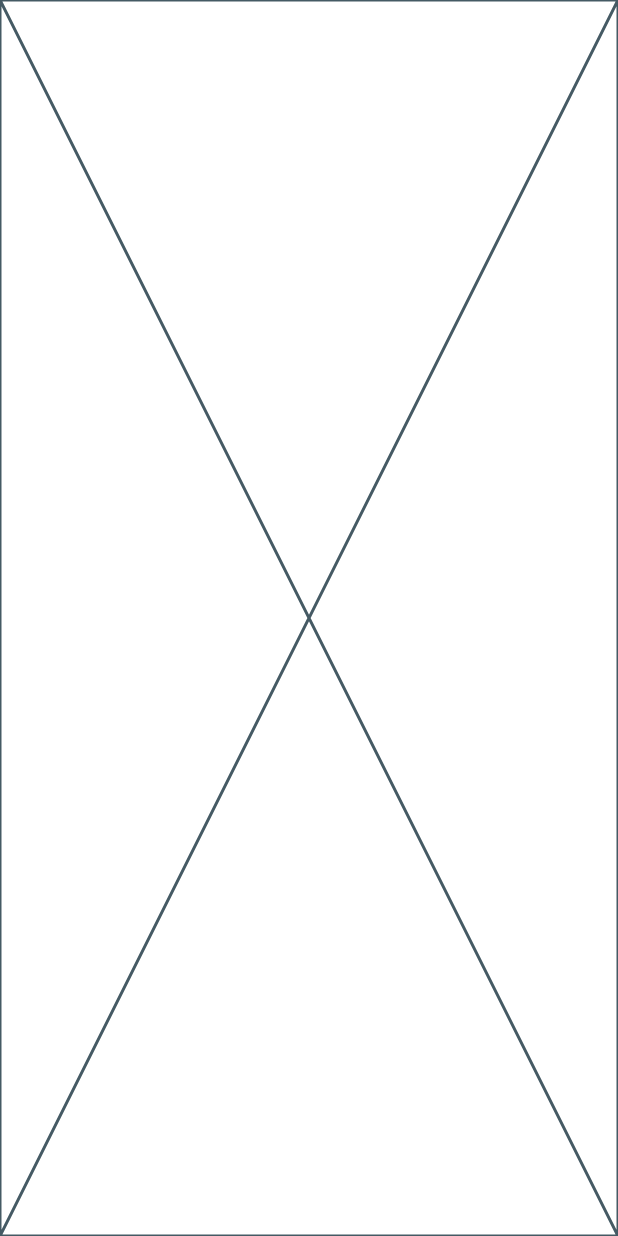
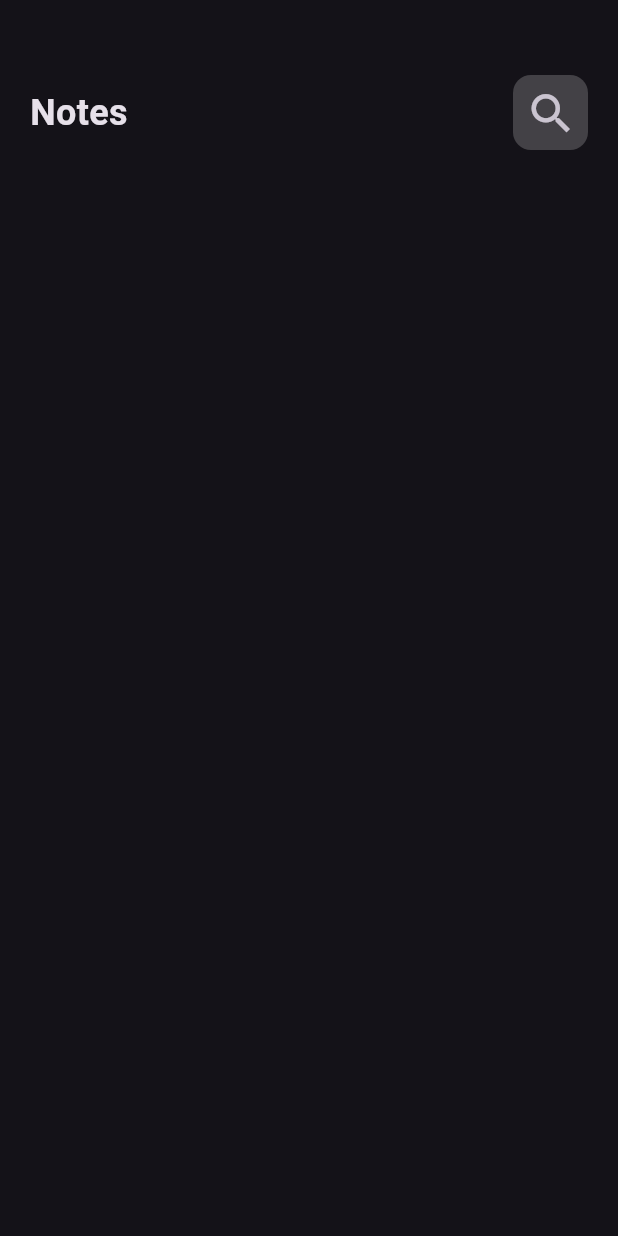
Before and after one commit to KaremTharwat/notes-app, a Flutter app: the screen it shows after launch, on a phone screen of 412 x 824 dp. Run offline on Flutter 3.47's test engine with Material 3 defaults, Android fonts, the phone set to English and light mode, and no system bars.

Commit message:
created custom search view and custom app bar

```diff
--- a/lib/main.dart
+++ b/lib/main.dart
@@ -11,10 +11,10 @@ class MyApp extends StatelessWidget {
   @override
   Widget build(BuildContext context) {
     return MaterialApp(
-      theme: ThemeData(
+        debugShowCheckedModeBanner: false,
+        theme: ThemeData(
           brightness: Brightness.dark,
-          ),
-      home:const NotesView()
-    );
+        ),
+        home: const NotesView());
   }
 }
--- a/lib/views/notes_view.dart
+++ b/lib/views/notes_view.dart
@@ -1,10 +1,11 @@
 import 'package:flutter/material.dart';
+import 'package:notes_app/views/widget/notes_view_body.dart';
 
 class NotesView extends StatelessWidget {
   const NotesView({super.key});
 
   @override
   Widget build(BuildContext context) {
-    return const Placeholder();
+    return const NotesViewBody();
   }
 }
--- /dev/null
+++ b/lib/views/widget/custom_app_bar.dart
@@ -0,0 +1,22 @@
+import 'package:flutter/material.dart';
+import 'package:notes_app/views/widget/custom_search_icon.dart';
+
+class CustomAppBar extends StatelessWidget {
+  const CustomAppBar({
+    super.key,
+  });
+
+  @override
+  Widget build(BuildContext context) {
+    return const Row(
+      children: [
+          Text(
+          "Notes",
+          style: TextStyle(fontSize: 24, fontWeight: FontWeight.bold),
+        ),
+        Spacer(),
+        CustomSearchIcon()
+      ],
+    );
+  }
+}
--- /dev/null
+++ b/lib/views/widget/custom_search_icon.dart
@@ -0,0 +1,24 @@
+import 'package:flutter/material.dart';
+
+class CustomSearchIcon extends StatelessWidget {
+  const CustomSearchIcon({
+    super.key,
+  });
+
+  @override
+  Widget build(BuildContext context) {
+    return Container(
+      height: 50,
+      width: 50,
+      decoration: BoxDecoration(
+        color: Colors.white.withOpacity(0.2),
+        borderRadius: BorderRadius.circular(12),
+      ),
+      child: IconButton(
+        onPressed: () {},
+        icon: const Icon(Icons.search),
+        iconSize: 35,
+      ),
+    );
+  }
+}
--- /dev/null
+++ b/lib/views/widget/notes_view_body.dart
@@ -0,0 +1,22 @@
+import 'package:flutter/material.dart';
+import 'package:notes_app/views/widget/custom_app_bar.dart';
+
+class NotesViewBody extends StatelessWidget {
+  const NotesViewBody({
+    super.key,
+  });
+
+  @override
+  Widget build(BuildContext context) {
+    return const Scaffold(
+      body: Padding(
+        padding: EdgeInsets.only(top: 50, left: 20, right: 20),
+        child: Column(
+          children: [
+            CustomAppBar()
+            ],
+        ),
+      ),
+    );
+  }
+}
```
